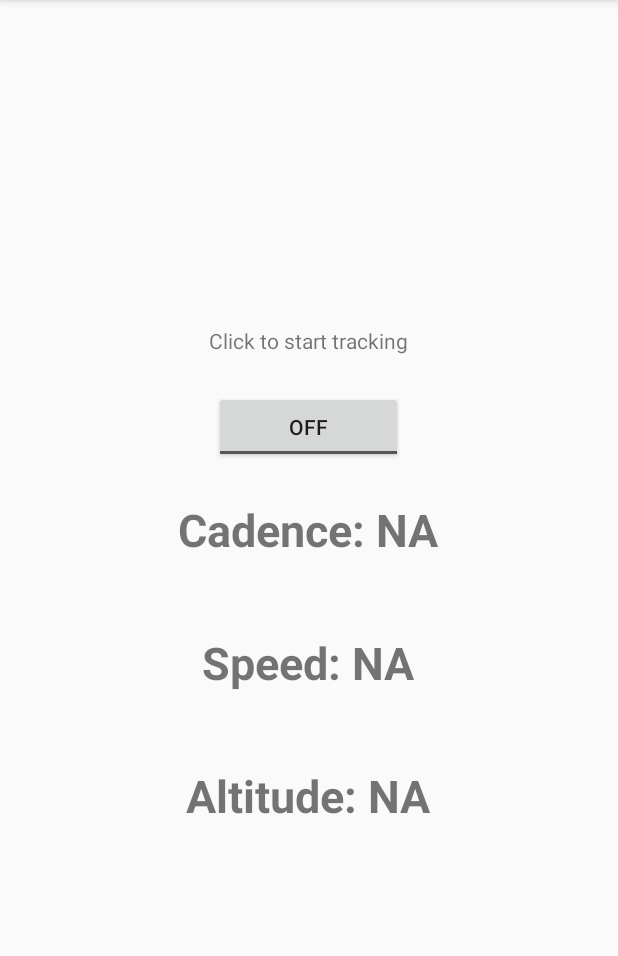
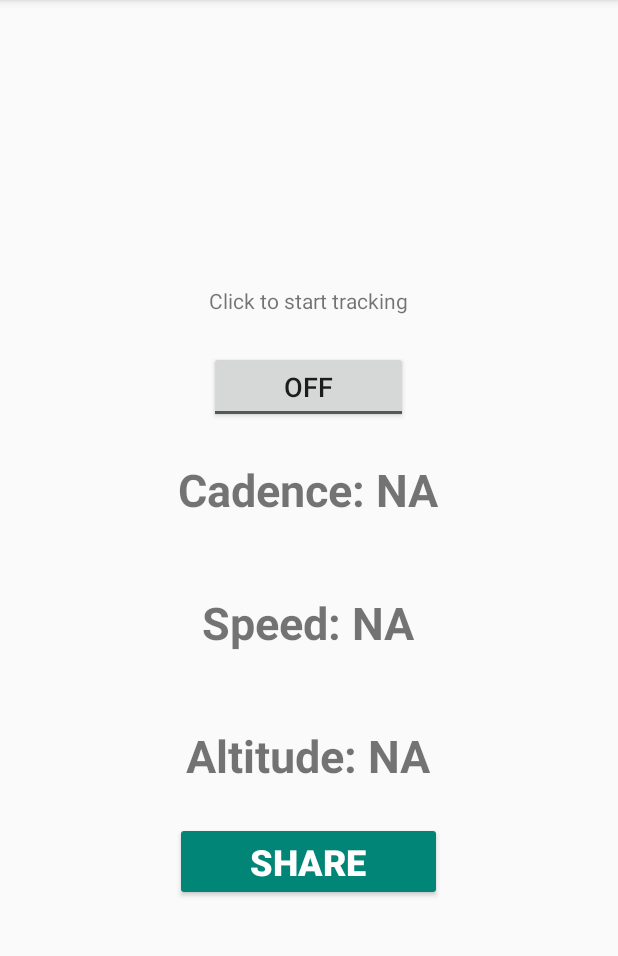
Before and after one commit to shashank-agg/Cyclerr, an Android app: the screen it shows after launch (MainActivity), on a phone screen of 412 x 824 dp, the part 84-1040 px from its top. Run offline under Robolectric (Android 15) with nearby library versions, the phone set to English and light mode, and no system bars; 2 statements that could not run were skipped.

Commit message:
Share button

```diff
--- a/app/src/main/java/nl/delft/tu/iot/seminar/cyclerr/app/MainActivity.kt
+++ b/app/src/main/java/nl/delft/tu/iot/seminar/cyclerr/app/MainActivity.kt
@@ -4,9 +4,11 @@ import android.Manifest
 import android.content.*
 import android.content.Context.BIND_AUTO_CREATE
 import android.content.pm.PackageManager
+import android.net.Uri
 import android.os.Bundle
 import android.os.IBinder
 import android.util.Log
+import android.widget.Button
 import android.widget.TextView
 import android.widget.TextView.BufferType.NORMAL
 import android.widget.ToggleButton
@@ -15,6 +17,10 @@ import androidx.core.app.ActivityCompat
 import androidx.core.content.ContextCompat
 import androidx.lifecycle.ViewModelProviders
 import androidx.localbroadcastmanager.content.LocalBroadcastManager
+
+
+
+
 
 private val TAG = MainActivity::class.java.simpleName
 
@@ -26,6 +32,9 @@ class MainActivity : AppCompatActivity() {
     private lateinit var cadenceTextView: TextView
     private lateinit var speedTextView: TextView
     private lateinit var altitudeTextView: TextView
+    private lateinit var shareButton: Button
+
+    private var tripId: String? = null
 
     private val serviceConnector by lazy { ServiceConnector(this) }
 
@@ -45,7 +54,7 @@ class MainActivity : AppCompatActivity() {
         textView = findViewById<TextView>(R.id.textview)
         cadenceTextView = findViewById(R.id.cadenceTextView)
         speedTextView = findViewById(R.id.speedTextView)
-        altitudeTextView= findViewById(R.id.altitudeTextView)
+        altitudeTextView = findViewById(R.id.altitudeTextView)
 
         //init with data from view model
         textView.setText("Click to start tracking", NORMAL)
@@ -71,14 +80,22 @@ class MainActivity : AppCompatActivity() {
                         intent.getFloatExtra("SPEED_VALUE", 0.0f)
                     val altitudeValue =
                         intent.getDoubleExtra("ALTITUDE_VALUE", 0.0)
+
+                    tripId = intent.getStringExtra("TRIP_ID")
                     cadenceTextView.setText(String.format("CADENCE: %.2f", cadenceValue), NORMAL)
                     speedTextView.setText(String.format("SPEED: %.2f", speedValue), NORMAL)
                     altitudeTextView.setText(String.format("ALTITUDE: %.2f", altitudeValue), NORMAL)
                 }
             }, IntentFilter("MEASURING_SERVICE_BROADCAST_INTENT")
         )
+
+        shareButton = findViewById(R.id.button_id)
+        shareButton.setOnClickListener {
+            val uri = Uri.parse("https://cyclerr.nonnenmacher.dev/detail/" + tripId) // missing 'http://' will cause crashed
+            val intent = Intent(Intent.ACTION_VIEW, uri)
+            startActivity(intent)
+        }
     }
-
     override fun onStart() {
         super.onStart()
         serviceConnector.bindToService()
--- a/app/src/main/java/nl/delft/tu/iot/seminar/cyclerr/app/MeasuringService.kt
+++ b/app/src/main/java/nl/delft/tu/iot/seminar/cyclerr/app/MeasuringService.kt
@@ -27,7 +27,7 @@ class MeasuringService : Service() {
 
     private val mBinder: Binder = LocalBinder()
     private val notificationHolder by lazy { NotificationHolder() }
-
+    private var tripId: String? = null
     private val processors: List<MeasurementProcessor> by lazy { //Import hast be lazy because context required
         val sensorManager = getSystemService(Context.SENSOR_SERVICE) as SensorManager
 
@@ -63,10 +63,11 @@ class MeasuringService : Service() {
             intent.putExtra("CADENCE_VALUE", currentCadence)
             intent.putExtra("SPEED_VALUE", speed)
             intent.putExtra("ALTITUDE_VALUE", altitude)
+            intent.putExtra("TRIP_ID", tripId)
             LocalBroadcastManager.getInstance(this).sendBroadcast(intent)
 
             //Dispatch values to dataUploader
-            dataUploader.newData(
+            tripId = dataUploader.newData(
                 time,
                 speed,
                 currentCadence,
--- a/app/src/main/java/nl/delft/tu/iot/seminar/cyclerr/app/upload/DataUploader.kt
+++ b/app/src/main/java/nl/delft/tu/iot/seminar/cyclerr/app/upload/DataUploader.kt
@@ -71,13 +71,13 @@ class DataUploader(context: Context) : Runnable,
     }
 
 
-    fun newData(time: Instant, speed: Float, cadence: Double, altitude: Double) {
+    fun newData(time: Instant, speed: Float, cadence: Double, altitude: Double): String? {
         if (tripId == null) {
             startSending()
         }
         val dataPoint = DataPoint(time, speed, cadence, altitude)
         buffer.add(dataPoint)
-
+        return tripId
 //        Log.d(TAG,"New datapoint added: $dataPoint")
     }
 
@@ -85,7 +85,7 @@ class DataUploader(context: Context) : Runnable,
         startSending()
     }
 
-    private fun startSending(){
+    private fun startSending() {
         tripId = UUID.randomUUID().toString()
         val b = handler.postAtTime(this, uptimeMillis() + TIME_INTERVAL) //reschedule
     }
--- a/app/src/main/res/layout/activity_main.xml
+++ b/app/src/main/res/layout/activity_main.xml
@@ -25,7 +25,8 @@
             android:layout_weight="1"
             android:paddingLeft="50dp"
             android:paddingRight="50dp"
-            android:text="@string/button_active" />
+            android:text="@string/button_active"
+            android:textSize="18sp" />
 
     </LinearLayout>
 
@@ -57,4 +58,15 @@
         android:textStyle="bold"
         android:text="@string/default_altitude_speed" />
 
+    <Button
+        android:id="@+id/button_id"
+        android:layout_width="wrap_content"
+        android:layout_height="wrap_content"
+        android:backgroundTint="#008577"
+        android:paddingHorizontal="50dp"
+        android:text="@string/share_button"
+        android:textColor="#FFFFFF"
+        android:textSize="24sp"
+        android:textStyle="bold" />
+
 </LinearLayout>
--- a/app/src/main/res/values/strings.xml
+++ b/app/src/main/res/values/strings.xml
@@ -4,6 +4,7 @@
     <string name="default_text_cadence">Cadence: NA</string>
     <string name="default_text_speed">Speed: NA</string>
     <string name="default_altitude_speed">Altitude: NA</string>
+    <string name="share_button">Share</string>
     <string name="button_active">Active</string>
     <string name="button_inactive">Inactive</string>
 </resources>
```
